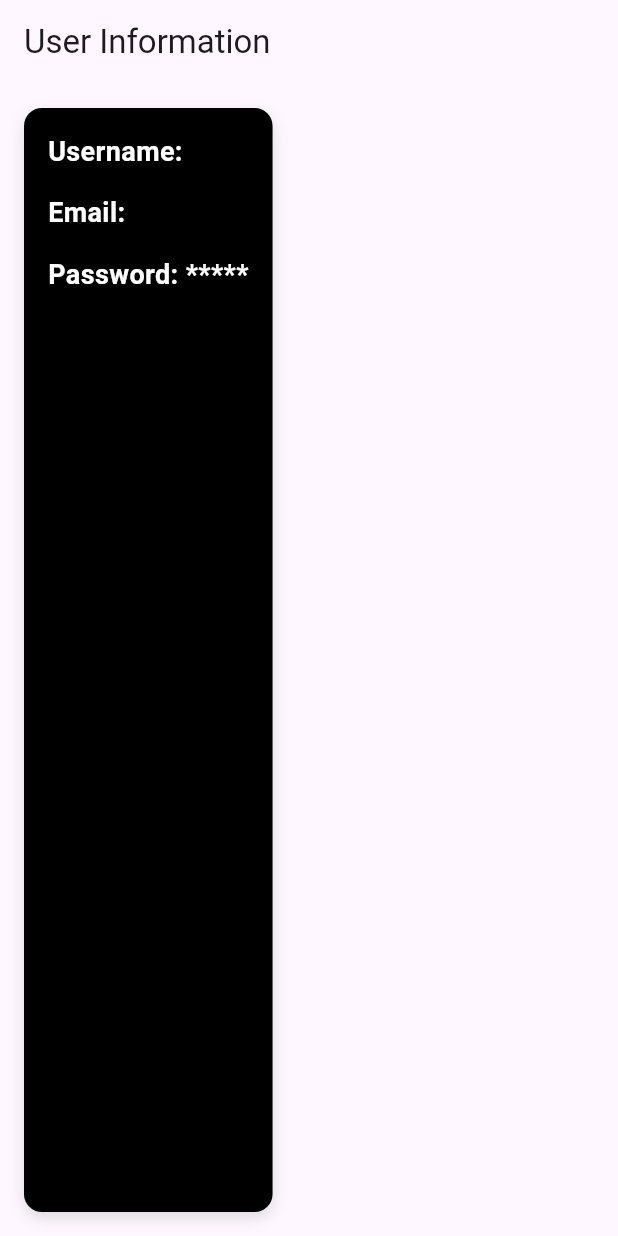
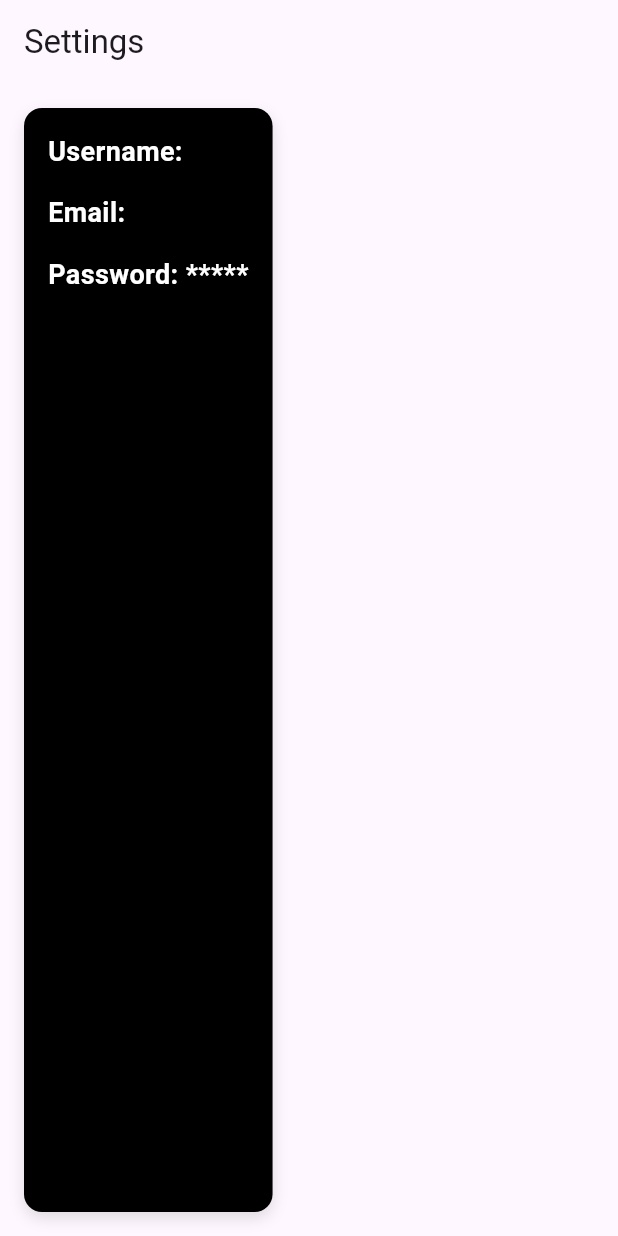
Before and after one commit to NyimaG/StockApp, a Flutter app: the SettingsPage screen opened directly, on a phone screen of 412 x 824 dp. Run offline on Flutter 3.47's test engine with Material 3 defaults, Android fonts, the phone set to English and light mode, and no system bars; our stand-ins replace cloud_firestore, firebase_auth, firebase_core, fl_chart, shared_preferences; accounts and stored records are empty.

Commit message:
update firebase user stuff

```diff
--- a/lib/settings.dart
+++ b/lib/settings.dart
@@ -37,8 +37,7 @@ class _SettingsPageState extends State<SettingsPage> {
   Future<DocumentSnapshot> getUserData() async {
     User? currentUser = FirebaseAuth.instance.currentUser;
     if (currentUser != null) {
-      String userId =
-          currentUser.uid; // Get the UID of the currently logged-in user
+      String userId = currentUser.uid; //  UID of the currently logged-in user
       // Retrieve the user's data from Firestore using their UID
       return FirebaseFirestore.instance
           .collection('Userinfo')
@@ -52,7 +51,7 @@ class _SettingsPageState extends State<SettingsPage> {
   @override
   Widget build(BuildContext context) {
     return Scaffold(
-      appBar: AppBar(title: Text("User Information")),
+      appBar: AppBar(title: Text("Settings")),
       body: FutureBuilder<DocumentSnapshot>(
         future: getUserData(), // Fetch user data
         builder: (context, snapshot) {
```
Also changed, not shown: lib/register.dart (+12 -6 lines).
